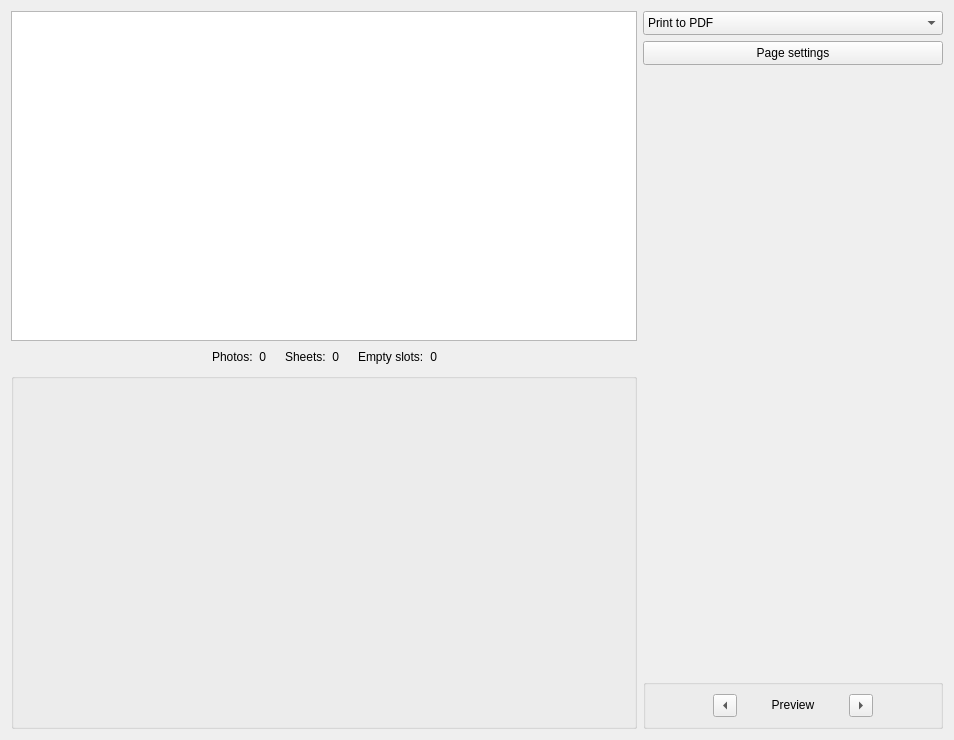
KDE/digikam, file utilities/assistants/printcreator/ui/advprintphotopage.ui: the form before one commit.
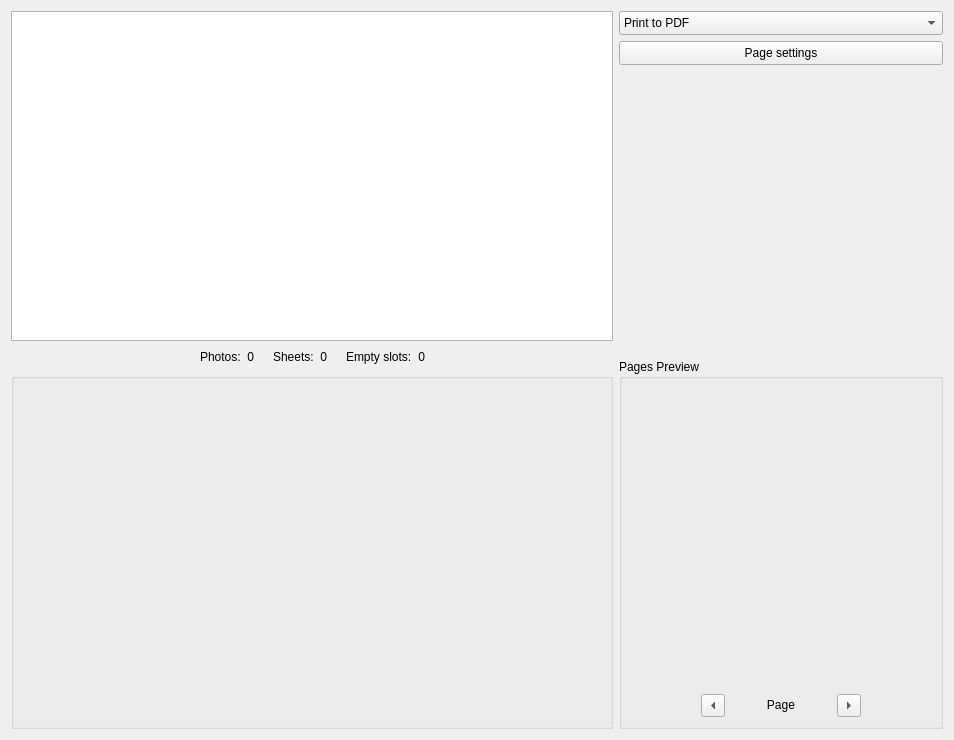
The form after the commit.

```diff
--- a/utilities/assistants/printcreator/ui/advprintphotopage.ui
+++ b/utilities/assistants/printcreator/ui/advprintphotopage.ui
@@ -225,25 +225,6 @@
          </property>
         </spacer>
        </item>
-       <item>
-        <widget class="QLabel" name="BmpFirstPagePreview">
-         <property name="sizePolicy">
-          <sizepolicy hsizetype="Maximum" vsizetype="Maximum">
-           <horstretch>0</horstretch>
-           <verstretch>0</verstretch>
-          </sizepolicy>
-         </property>
-         <property name="minimumSize">
-          <size>
-           <width>300</width>
-           <height>300</height>
-          </size>
-         </property>
-         <property name="alignment">
-          <set>Qt::AlignCenter</set>
-         </property>
-        </widget>
-       </item>
        <item>
         <widget class="QGroupBox" name="groupBox">
          <property name="sizePolicy">
@@ -259,11 +240,30 @@
           </size>
          </property>
          <property name="title">
-          <string/>
+          <string>Pages Preview</string>
          </property>
          <layout class="QHBoxLayout" name="horizontalLayout_8">
           <item>
            <layout class="QVBoxLayout" name="verticalLayout_12">
+            <item>
+             <widget class="QLabel" name="BmpFirstPagePreview">
+              <property name="sizePolicy">
+               <sizepolicy hsizetype="Maximum" vsizetype="Maximum">
+                <horstretch>0</horstretch>
+                <verstretch>0</verstretch>
+               </sizepolicy>
+              </property>
+              <property name="minimumSize">
+               <size>
+                <width>300</width>
+                <height>300</height>
+               </size>
+              </property>
+              <property name="alignment">
+               <set>Qt::AlignCenter</set>
+              </property>
+             </widget>
+            </item>
             <item>
              <layout class="QVBoxLayout" name="verticalLayout">
               <item>
@@ -318,7 +318,7 @@
                    </size>
                   </property>
                   <property name="text">
-                   <string>Preview</string>
+                   <string>Page</string>
                   </property>
                   <property name="alignment">
                    <set>Qt::AlignCenter</set>
```
